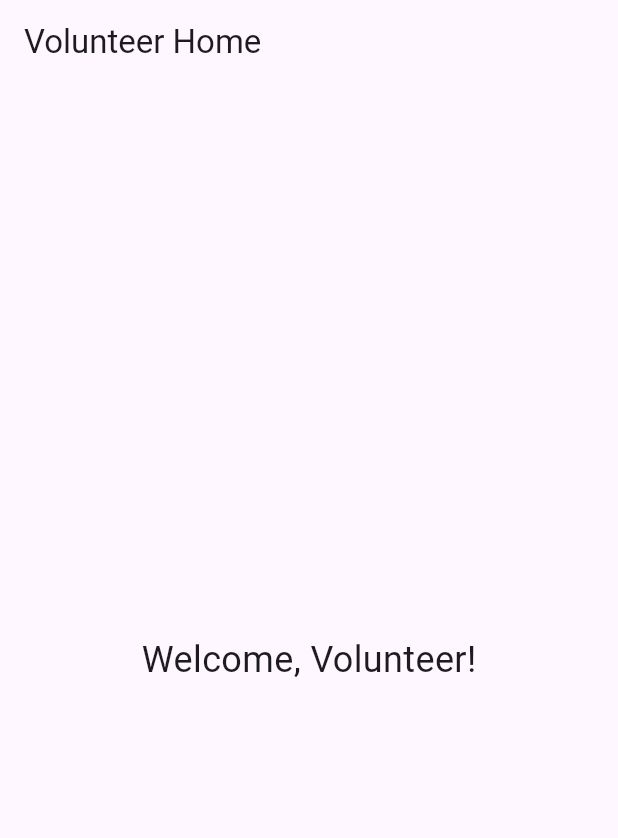
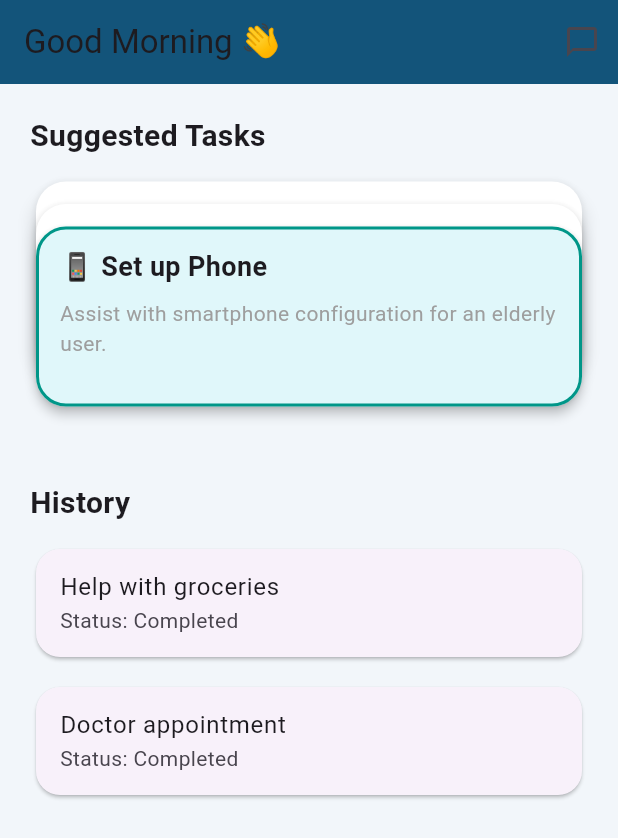
Before and after one commit to jaygohel109/Wildhack25, a Flutter app: the VolunteerHomePage screen opened directly, on a phone screen of 412 x 824 dp. Shown: the top 838 px of the screen. Run offline on Flutter 3.47's test engine with Material 3 defaults, Android fonts, the phone set to English and light mode, and no system bars.

Commit message:
feat: add TaskFlashCard component and integrate it into VolunteerHomePage with swipe and tap functionality

```diff
--- /dev/null
+++ b/frontend_app/lib/component/task_flashcard.dart
@@ -0,0 +1,63 @@
+import 'package:flutter/material.dart';
+
+class TaskFlashCard extends StatelessWidget {
+  final String title;
+  final String subtitle;
+  final double elevation;
+  final bool isTopCard;
+  final VoidCallback onSwipeUp;
+  final VoidCallback onTap;
+
+  const TaskFlashCard({
+    super.key,
+    required this.title,
+    required this.subtitle,
+    required this.elevation,
+    required this.isTopCard,
+    required this.onSwipeUp,
+    required this.onTap,
+  });
+
+  @override
+  Widget build(BuildContext context) {
+    return GestureDetector(
+      onPanUpdate: (details) {
+        // Detect upward drag
+        if (details.delta.dy < -10 && isTopCard) {
+          onSwipeUp();
+        }
+      },
+      onTap: isTopCard ? onTap : null,
+      child: SizedBox(
+        height: 120,
+        child: Card(
+          elevation: elevation,
+          margin: const EdgeInsets.symmetric(horizontal: 4),
+          shape: RoundedRectangleBorder(
+            borderRadius: BorderRadius.circular(20),
+            side: isTopCard
+                ? const BorderSide(color: Colors.teal, width: 2)
+                : BorderSide.none,
+          ),
+          color: isTopCard ? const Color(0xFFE0F7FA) : Colors.white,
+          child: Padding(
+            padding: const EdgeInsets.symmetric(horizontal: 16, vertical: 14),
+            child: Column(
+              crossAxisAlignment: CrossAxisAlignment.start,
+              children: [
+                Text(title, style: const TextStyle(fontSize: 18, fontWeight: FontWeight.bold)),
+                const SizedBox(height: 8),
+                Text(
+                  subtitle,
+                  style: const TextStyle(color: Colors.grey, fontSize: 14),
+                  maxLines: 2,
+                  overflow: TextOverflow.ellipsis,
+                ),
+              ],
+            ),
+          ),
+        ),
+      ),
+    );
+  }
+}
--- a/frontend_app/lib/volunteer/volunteer_home.dart
+++ b/frontend_app/lib/volunteer/volunteer_home.dart
@@ -1,14 +1,179 @@
-// volunteer_home.dart
 import 'package:flutter/material.dart';
+import '../component/task_flashcard.dart';
 
-class VolunteerHomePage extends StatelessWidget {
+class VolunteerHomePage extends StatefulWidget {
   const VolunteerHomePage({super.key});
 
   @override
+  State<VolunteerHomePage> createState() => _VolunteerHomePageState();
+}
+
+class _VolunteerHomePageState extends State<VolunteerHomePage> with TickerProviderStateMixin {
+  List<Map<String, String>> suggestedTasks = [
+    {
+      'title': '📱 Set up Phone',
+      'subtitle': 'Assist with smartphone configuration for an elderly user.',
+    },
+    {
+      'title': '💡 Replace Bulbs',
+      'subtitle': 'Help change light bulbs in the hallway and kitchen.',
+    },
+    {
+      'title': '🛍️ Grocery Pickup',
+      'subtitle': 'Buy daily essentials from the local store for Mrs. Rao.',
+    },
+  ];
+
+  bool isAnimating = false;
+
+  void _onSwipeUp() async {
+    if (suggestedTasks.isNotEmpty && !isAnimating) {
+      setState(() => isAnimating = true);
+
+      await Future.delayed(const Duration(milliseconds: 300)); // wait for animation
+      setState(() {
+        final task = suggestedTasks.removeAt(0);
+        suggestedTasks.add(task);
+        isAnimating = false;
+      });
+    }
+  }
+
+  void _onTaskTap(Map<String, String> task) {
+    showModalBottomSheet(
+      context: context,
+      isScrollControlled: true,
+      shape: const RoundedRectangleBorder(
+        borderRadius: BorderRadius.vertical(top: Radius.circular(20)),
+      ),
+      builder: (_) {
+        return Padding(
+          padding: const EdgeInsets.all(20),
+          child: Wrap(
+            children: [
+              Center(
+                child: Container(
+                  height: 4,
+                  width: 40,
+                  margin: const EdgeInsets.only(bottom: 20),
+                  decoration: BoxDecoration(
+                    color: Colors.grey[300],
+                    borderRadius: BorderRadius.circular(10),
+                  ),
+                ),
+              ),
+              Text(task['title']!, style: const TextStyle(fontSize: 20, fontWeight: FontWeight.bold)),
+              const SizedBox(height: 12),
+              Text(task['subtitle']!, style: const TextStyle(fontSize: 16, color: Colors.black87)),
+              const SizedBox(height: 24),
+              Row(
+                mainAxisAlignment: MainAxisAlignment.spaceEvenly,
+                children: [
+                  ElevatedButton.icon(
+                    onPressed: () {
+                      Navigator.pop(context);
+                      setState(() {
+                        suggestedTasks.remove(task);
+                      });
+                      ScaffoldMessenger.of(context).showSnackBar(SnackBar(content: Text("✅ Approved: ${task['title']}")));
+                    },
+                    icon: const Icon(Icons.check),
+                    label: const Text("Approve"),
+                    style: ElevatedButton.styleFrom(backgroundColor: Colors.green),
+                  ),
+                  ElevatedButton.icon(
+                    onPressed: () {
+                      Navigator.pop(context);
+                      setState(() {
+                        suggestedTasks.remove(task);
+                      });
+                      ScaffoldMessenger.of(context).showSnackBar(SnackBar(content: Text("❌ Rejected: ${task['title']}")));
+                    },
+                    icon: const Icon(Icons.close),
+                    label: const Text("Reject"),
+                    style: ElevatedButton.styleFrom(backgroundColor: Colors.red),
+                  ),
+                ],
+              )
+            ],
+          ),
+        );
+      },
+    );
+  }
+
+  Widget _buildHistoryCard(String title, String status) {
+    return Padding(
+      padding: const EdgeInsets.only(bottom: 12),
+      child: Card(
+        shape: RoundedRectangleBorder(borderRadius: BorderRadius.circular(16)),
+        child: ListTile(
+          title: Text(title),
+          subtitle: Text("Status: $status"),
+        ),
+      ),
+    );
+  }
+
+  @override
   Widget build(BuildContext context) {
+    final topTaskKey = suggestedTasks.isNotEmpty ? suggestedTasks[0]['title'] : "";
+
     return Scaffold(
-      appBar: AppBar(title: const Text("Volunteer Home")),
-      body: const Center(child: Text("Welcome, Volunteer!", style: TextStyle(fontSize: 24))),
+      backgroundColor: const Color(0xFFF2F6FA),
+      appBar: AppBar(
+        backgroundColor: const Color(0xFF13547A),
+        elevation: 0,
+        title: const Text("Good Morning 👋"),
+        actions: [
+          IconButton(icon: const Icon(Icons.chat_bubble_outline), onPressed: () {}),
+        ],
+      ),
+      body: ListView(
+        padding: const EdgeInsets.all(20),
+        children: [
+          const Text("Suggested Tasks", style: TextStyle(fontSize: 20, fontWeight: FontWeight.bold)),
+          const SizedBox(height: 16),
+          SizedBox(
+            height: 160,
+            child: Stack(
+              clipBehavior: Clip.none,
+              children: suggestedTasks.asMap().entries.toList().reversed.map((entry) {
+                final index = entry.key;
+                final task = entry.value;
+                final int offset = suggestedTasks.length - 1 - index;
+                final bool isTop = index == 0;
+                final bool isAnimatingTop = isTop && isAnimating;
+
+                return AnimatedPositioned(
+                  key: ValueKey(task['title']),
+                  duration: const Duration(milliseconds: 300),
+                  top: isAnimatingTop ? -150 : offset * 15,
+                  left: 0,
+                  right: 0,
+                  child: AnimatedOpacity(
+                    duration: const Duration(milliseconds: 300),
+                    opacity: isAnimatingTop ? 0.0 : 1.0,
+                    child: TaskFlashCard(
+                      title: task['title']!,
+                      subtitle: task['subtitle']!,
+                      elevation: 5 - offset.toDouble(),
+                      isTopCard: isTop,
+                      onSwipeUp: _onSwipeUp,
+                      onTap: () => _onTaskTap(task),
+                    ),
+                  ),
+                );
+              }).toList(),
+            ),
+          ),
+          const SizedBox(height: 40),
+          const Text("History", style: TextStyle(fontSize: 20, fontWeight: FontWeight.bold)),
+          const SizedBox(height: 12),
+          _buildHistoryCard("Help with groceries", "Completed"),
+          _buildHistoryCard("Doctor appointment", "Completed"),
+        ],
+      ),
     );
   }
 }
```
